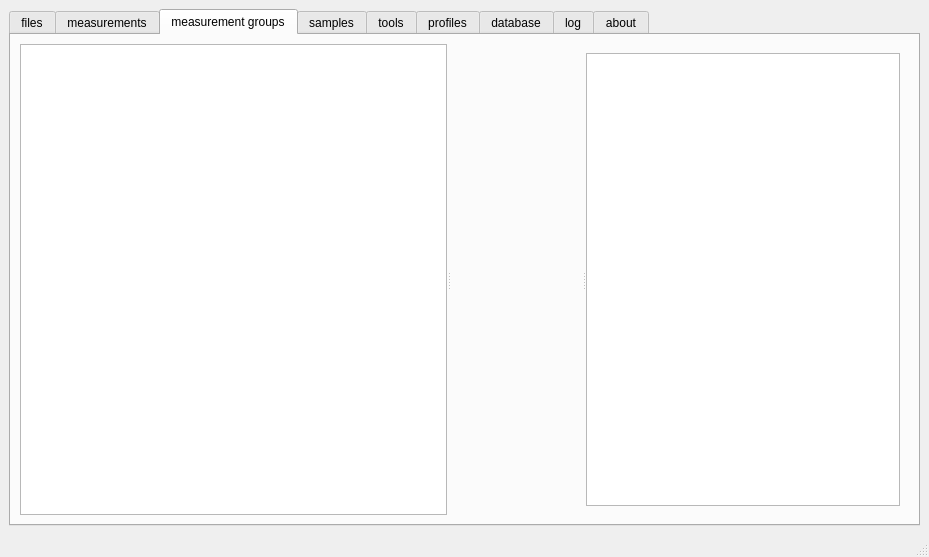
Old version of the form qtGUI/mainwindow.ui in the repository flosious/CLAUS2.
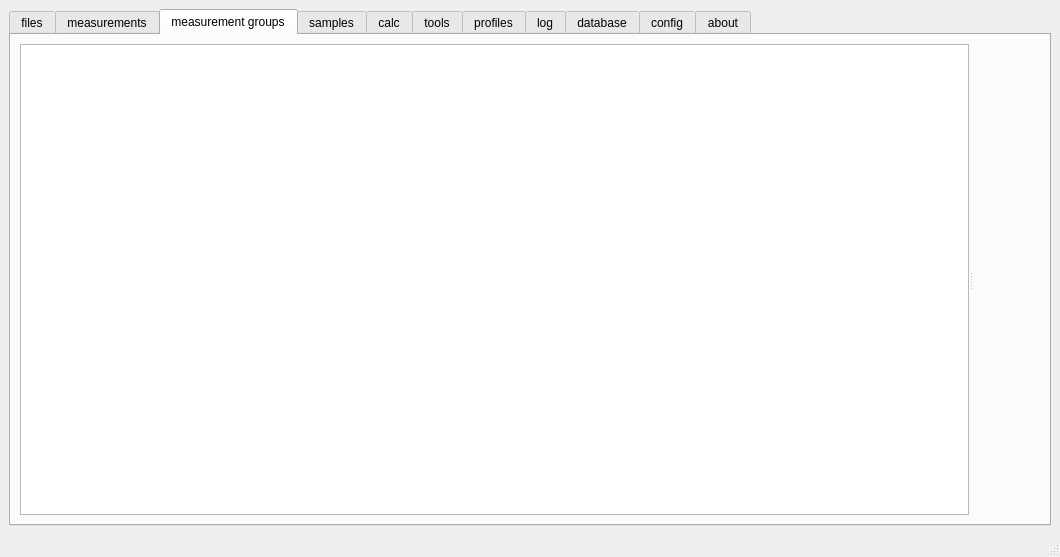
New version of the form. The open tabs and pages were chosen to show the change. Custom widgets are drawn as their Qt base class.

Commit message: mgroups_treeview uses pointers now

```diff
--- a/qtGUI/mainwindow.ui
+++ b/qtGUI/mainwindow.ui
@@ -6,7 +6,7 @@
    <rect>
     <x>0</x>
     <y>0</y>
-    <width>929</width>
+    <width>1060</width>
     <height>557</height>
    </rect>
   </property>
@@ -98,7 +98,7 @@
              <number>4</number>
             </property>
             <widget class="measurements_treeview_t" name="measurements_treeView"/>
-            <widget class="plotwindow" name="measurement_plot_window" native="true"/>
+            <widget class="plotwindow_t" name="measurement_plot_window" native="true"/>
            </widget>
           </item>
          </layout>
@@ -125,72 +125,15 @@
           </widget>
           <widget class="QStackedWidget" name="stackedWidget">
            <property name="currentIndex">
-            <number>0</number>
+            <number>1</number>
            </property>
            <widget class="QWidget" name="page_3">
-            <layout class="QHBoxLayout" name="horizontalLayout_5">
-             <item>
-              <widget class="QSplitter" name="splitter_3">
-               <property name="sizePolicy">
-                <sizepolicy hsizetype="Minimum" vsizetype="Expanding">
-                 <horstretch>0</horstretch>
-                 <verstretch>0</verstretch>
-                </sizepolicy>
-               </property>
-               <property name="minimumSize">
-                <size>
-                 <width>0</width>
-                 <height>0</height>
-                </size>
-               </property>
-               <property name="maximumSize">
-                <size>
-                 <width>16777215</width>
-                 <height>16777215</height>
-                </size>
-               </property>
-               <property name="orientation">
-                <enum>Qt::Horizontal</enum>
-               </property>
-               <widget class="plotwindow" name="MG_tab_measurement_plotwindow" native="true">
-                <property name="sizePolicy">
-                 <sizepolicy hsizetype="Preferred" vsizetype="Preferred">
-                  <horstretch>0</horstretch>
-                  <verstretch>0</verstretch>
-                 </sizepolicy>
-                </property>
-                <property name="minimumSize">
-                 <size>
-                  <width>100</width>
-                  <height>0</height>
-                 </size>
-                </property>
-               </widget>
-               <widget class="QTreeView" name="MG_tab_measurement_cluster_treeview">
-                <property name="enabled">
-                 <bool>true</bool>
-                </property>
-                <property name="sizePolicy">
-                 <sizepolicy hsizetype="Preferred" vsizetype="Preferred">
-                  <horstretch>0</horstretch>
-                  <verstretch>0</verstretch>
-                 </sizepolicy>
-                </property>
-                <property name="minimumSize">
-                 <size>
-                  <width>100</width>
-                  <height>0</height>
-                 </size>
-                </property>
-               </widget>
-              </widget>
-             </item>
-            </layout>
+            <layout class="QHBoxLayout" name="horizontalLayout_5"/>
            </widget>
            <widget class="QWidget" name="page_4">
             <layout class="QVBoxLayout" name="verticalLayout_5">
              <item>
-              <widget class="plotwindow" name="widget_2" native="true"/>
+              <widget class="sims_plot_measurement_widget_t" name="sims_plot_measurement_widget" native="true"/>
              </item>
             </layout>
            </widget>
@@ -204,6 +147,11 @@
         <string>samples</string>
        </attribute>
       </widget>
+      <widget class="QWidget" name="tab_calc">
+       <attribute name="title">
+        <string>calc</string>
+       </attribute>
+      </widget>
       <widget class="QWidget" name="tab_tools">
        <attribute name="title">
         <string>tools</string>
@@ -214,11 +162,6 @@
         <string>profiles</string>
        </attribute>
       </widget>
-      <widget class="QWidget" name="tab_database">
-       <attribute name="title">
-        <string>database</string>
-       </attribute>
-      </widget>
       <widget class="QWidget" name="tab_log">
        <attribute name="title">
         <string>log</string>
@@ -270,6 +213,36 @@
         </item>
        </layout>
       </widget>
+      <widget class="QWidget" name="tab_database">
+       <attribute name="title">
+        <string>database</string>
+       </attribute>
+      </widget>
+      <widget class="QWidget" name="tab_config">
+       <attribute name="title">
+        <string>config</string>
+       </attribute>
+       <layout class="QHBoxLayout" name="horizontalLayout_13">
+        <item>
+         <layout class="QVBoxLayout" name="verticalLayout_12">
+          <item>
+           <widget class="QTextEdit" name="tofsims_export_directory_textEdit">
+            <property name="placeholderText">
+             <string>/tmp/exports/tofsims/</string>
+            </property>
+           </widget>
+          </item>
+          <item>
+           <widget class="QTextEdit" name="dsims_export_directory_textEdit">
+            <property name="placeholderText">
+             <string>/tmp/exports/dsims/</string>
+            </property>
+           </widget>
+          </item>
+         </layout>
+        </item>
+       </layout>
+      </widget>
       <widget class="QWidget" name="tab_about">
        <attribute name="title">
         <string>about</string>
@@ -300,13 +273,19 @@
     <rect>
      <x>0</x>
      <y>0</y>
-     <width>929</width>
+     <width>1060</width>
      <height>23</height>
     </rect>
    </property>
   </widget>
  </widget>
  <customwidgets>
+  <customwidget>
+   <class>plotwindow_t</class>
+   <extends>QWidget</extends>
+   <header>plotwindow_t.hpp</header>
+   <container>1</container>
+  </customwidget>
   <customwidget>
    <class>files_treeview_t</class>
    <extends>QTreeView</extends>
@@ -317,12 +296,6 @@
    <extends>QTreeView</extends>
    <header>measurements_treeview_t.hpp</header>
   </customwidget>
-  <customwidget>
-   <class>plotwindow</class>
-   <extends>QWidget</extends>
-   <header>plotwindow.h</header>
-   <container>1</container>
-  </customwidget>
   <customwidget>
    <class>mgroups_treeview_t</class>
    <extends>QTreeView</extends>
@@ -333,6 +306,12 @@
    <extends>QTableWidget</extends>
    <header>table_log_t.hpp</header>
   </customwidget>
+  <customwidget>
+   <class>sims_plot_measurement_widget_t</class>
+   <extends>QWidget</extends>
+   <header>sims_plot_measurement_widget_t.hpp</header>
+   <container>1</container>
+  </customwidget>
  </customwidgets>
  <resources/>
  <connections/>
```
The commit also changes 36 other files.
